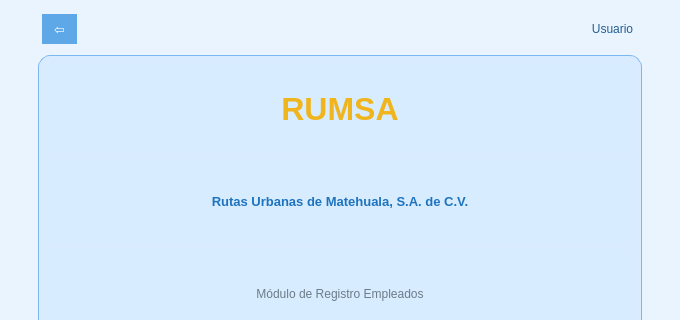
Old version of the form login_mvc_project/ui/regitro_usuario.ui in the repository alttus-ti/matehuala_app_escritorio; both pictures show x 0 to 680 and y 0 to 320 of the 680 by 694 pixel window.
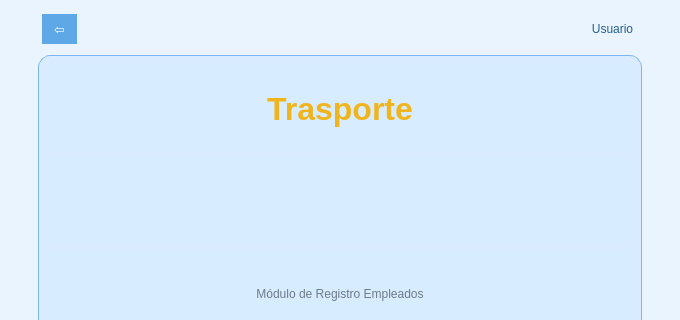
New version of the form.

What changed in the file:
```diff
--- a/login_mvc_project/ui/regitro_usuario.ui
+++ b/login_mvc_project/ui/regitro_usuario.ui
@@ -224,7 +224,7 @@
 font-weight: bold;</string>
            </property>
            <property name="text">
-            <string>RUMSA</string>
+            <string>Trasporte</string>
            </property>
            <property name="alignment">
             <set>Qt::AlignCenter</set>
@@ -254,7 +254,7 @@
 </string>
            </property>
            <property name="text">
-            <string>Rutas Urbanas de Matehuala, S.A. de C.V.</string>
+            <string></string>
            </property>
            <property name="alignment">
             <set>Qt::AlignCenter</set>
```
